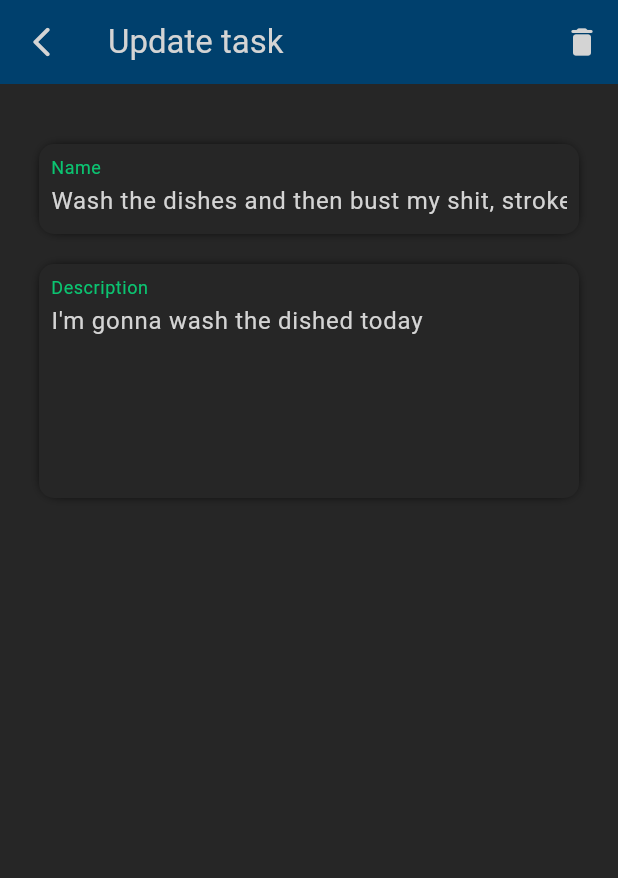
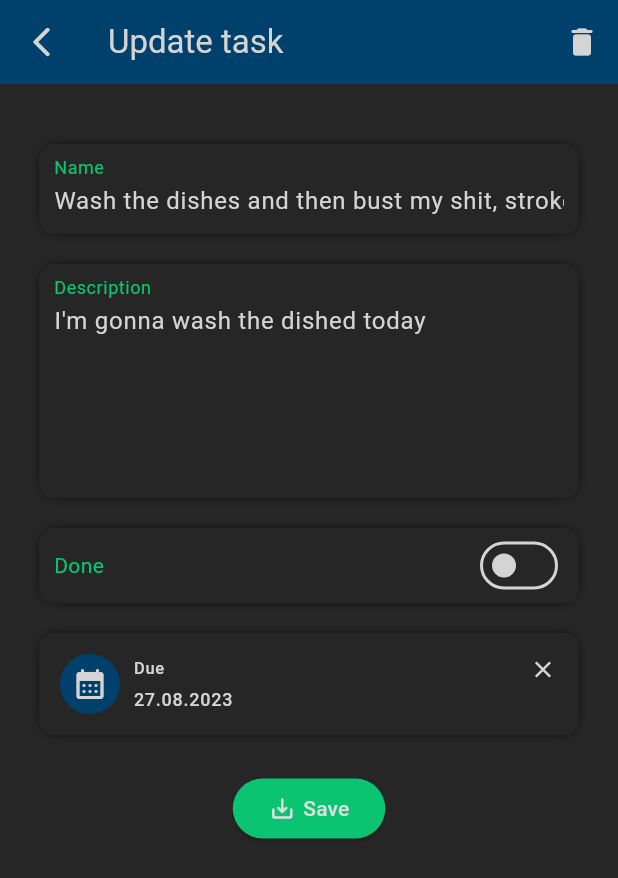
Before and after one commit to michalmusil/flutter_todo, a Flutter app: the TaskDetail screen opened directly with sample values from the repository, after a tap on "Edit", on a phone screen of 412 x 824 dp. Shown: the top 878 px of the screen. Run offline on Flutter 3.47's test engine with Material 2 defaults, Android fonts, the phone set to English and light mode, and no system bars; our stand-ins replace cloud_firestore, firebase_auth, firebase_core; accounts and stored records are empty.

Commit message:
Creating and updating tasks fully implemented in task_create_update screen

```diff
--- a/lib/components/decorative/item_detail.dart
+++ b/lib/components/decorative/item_detail.dart
@@ -31,12 +31,12 @@ class ItemDetail extends StatelessWidget {
                     child: Icon(
                       icon,
                       size: 23,
-                      color: Theme.of(context).colorScheme.primary,
+                      color: Theme.of(context).colorScheme.onBackground,
                     ),
                   ),
                 ),
               const SizedBox(
-                width: 13,
+                width: 5,
               ),
               Column(
                 crossAxisAlignment: CrossAxisAlignment.start,
--- /dev/null
+++ b/lib/components/forms/custom_date_picker.dart
@@ -0,0 +1,140 @@
+import 'package:flutter/material.dart';
+import 'package:todo_list/utils/datetime_utils.dart';
+
+class CustomDatePicker extends StatefulWidget {
+  final String label;
+  final DateTime? initialDate;
+  final void Function(DateTime?) onDatePicked;
+
+  const CustomDatePicker({
+    super.key,
+    required this.label,
+    this.initialDate,
+    required this.onDatePicked,
+  });
+
+  @override
+  State<CustomDatePicker> createState() => _CustomDatePickerState();
+}
+
+class _CustomDatePickerState extends State<CustomDatePicker> {
+  DateTime? _selectedDate;
+
+  @override
+  void initState() {
+    if (widget.initialDate != null) {
+      setState(() {
+        _selectedDate = widget.initialDate;
+      });
+    }
+    super.initState();
+  }
+
+  Future _pickDate(BuildContext context) async {
+    DateTime? picked = await showDatePicker(
+      context: context,
+      initialDate: widget.initialDate ?? DateTime.now(),
+      firstDate: DateTime(1990),
+      lastDate: DateTime(2200),
+    );
+    if (picked != null) {
+      widget.onDatePicked(picked);
+      setState(() {
+        _selectedDate = picked;
+      });
+    }
+  }
+
+  _removeDate() {
+    widget.onDatePicked(null);
+    setState(() {
+      _selectedDate = null;
+    });
+  }
+
+  @override
+  Widget build(BuildContext context) {
+    return Container(
+      alignment: Alignment.center,
+      margin: const EdgeInsets.symmetric(vertical: 10),
+      padding: EdgeInsets.zero,
+      decoration: BoxDecoration(
+        boxShadow: [
+          BoxShadow(
+            color: Theme.of(context).colorScheme.shadow,
+            blurRadius: 5,
+            spreadRadius: -2,
+          ),
+        ],
+        borderRadius: BorderRadius.circular(10),
+        color: Theme.of(context).colorScheme.surface,
+      ),
+      child: Stack(
+        alignment: AlignmentDirectional.topEnd,
+        children: [
+          Padding(
+            padding: const EdgeInsets.all(10.0),
+            child: Row(
+              children: [
+                IconButton(
+                  onPressed: () {
+                    _pickDate(context);
+                  },
+                  padding: EdgeInsets.zero,
+                  icon: Container(
+                    decoration: BoxDecoration(
+                      color: Theme.of(context).colorScheme.primary,
+                      borderRadius: BorderRadius.circular(100),
+                    ),
+                    child: Padding(
+                      padding: const EdgeInsets.all(8),
+                      child: Icon(
+                        Icons.calendar_month_rounded,
+                        color: Theme.of(context).colorScheme.onPrimary,
+                      ),
+                    ),
+                  ),
+                ),
+                const SizedBox(
+                  width: 5,
+                ),
+                Column(
+                  crossAxisAlignment: CrossAxisAlignment.start,
+                  children: [
+                    Text(
+                      widget.label,
+                      style: Theme.of(context).textTheme.labelSmall,
+                    ),
+                    const SizedBox(
+                      height: 5,
+                    ),
+                    if (_selectedDate != null)
+                      Text(
+                        DateTimeUtils.getDateString(_selectedDate!),
+                        style: Theme.of(context).textTheme.labelMedium,
+                      )
+                    else
+                      Text(
+                        "No date selected",
+                        style: Theme.of(context).textTheme.labelMedium,
+                      )
+                  ],
+                )
+              ],
+            ),
+          ),
+          if (_selectedDate != null)
+            IconButton(
+                onPressed: () {
+                  _removeDate();
+                },
+                icon: Icon(
+                  Icons.close,
+                  color: Theme.of(context).colorScheme.onSurface,
+                  size: 18,
+                ))
+        ],
+      ),
+    );
+  }
+}
--- /dev/null
+++ b/lib/components/forms/custom_switch.dart
@@ -0,0 +1,63 @@
+import 'package:flutter/material.dart';
+
+class CustomSwitch extends StatefulWidget {
+  bool value;
+  final String label;
+  final void Function(bool) onCheckChanged;
+
+  CustomSwitch({
+    super.key,
+    required this.value,
+    required this.onCheckChanged,
+    required this.label,
+  });
+
+  @override
+  State<CustomSwitch> createState() => _CustomSwitchState();
+}
+
+class _CustomSwitchState extends State<CustomSwitch> {
+  @override
+  Widget build(BuildContext context) {
+    return Container(
+      margin: const EdgeInsets.symmetric(
+        vertical: 10,
+      ),
+      decoration: BoxDecoration(
+        boxShadow: [
+          BoxShadow(
+            color: Theme.of(context).colorScheme.shadow,
+            blurRadius: 5,
+            spreadRadius: -2,
+          ),
+        ],
+        color: Theme.of(context).colorScheme.surface,
+        borderRadius: BorderRadius.circular(10),
+      ),
+      child: Padding(
+        padding: const EdgeInsets.symmetric(
+          vertical: 1,
+          horizontal: 10,
+        ),
+        child: Row(
+          children: [
+            Expanded(
+              child: Text(
+                widget.label,
+                style: TextStyle(
+                  color: Theme.of(context).colorScheme.secondary,
+                ),
+                maxLines: 1,
+                overflow: TextOverflow.ellipsis,
+              ),
+            ),
+            Switch(
+              value: widget.value,
+              onChanged: widget.onCheckChanged,
+            )
+          ],
+        ),
+      ),
+    );
+  }
+}
--- a/lib/components/forms/custom_text_input.dart
+++ b/lib/components/forms/custom_text_input.dart
@@ -98,10 +98,11 @@ class _CustomTextInputState extends State<CustomTextInput> {
               ? null
               : Border.all(
                   color: Theme.of(context).colorScheme.error,
-                  )),
+                ),
+        ),
         child: Padding(
           padding: const EdgeInsets.symmetric(
-            horizontal: 8,
+            horizontal: 10,
             vertical: 2,
           ),
           child: TextField(
--- a/lib/screens/registration.dart
+++ b/lib/screens/registration.dart
@@ -1,4 +1,3 @@
-import 'package:firebase_auth/firebase_auth.dart';
 import 'package:flutter/material.dart';
 import 'package:todo_list/services/auth/auth_service_impl.dart';
 import 'package:todo_list/services/auth/iauth_service.dart';
--- a/lib/screens/task_create_update.dart
+++ b/lib/screens/task_create_update.dart
@@ -1,4 +1,6 @@
 import 'package:flutter/material.dart';
+import 'package:todo_list/components/forms/custom_date_picker.dart';
+import 'package:todo_list/components/forms/custom_switch.dart';
 import 'package:todo_list/components/forms/custom_text_input.dart';
 import 'package:todo_list/model/repositories/itasks_repository.dart';
 import 'package:todo_list/model/repositories/tasks_repository_impl.dart';
@@ -23,7 +25,6 @@ class _TaskCreateUpdateState extends State<TaskCreateUpdate> {
   final TextEditingController _name = TextEditingController();
   final TextEditingController _description = TextEditingController();
   bool _done = false;
-  DateTime _created = DateTime.now();
   DateTime? _due;
 
   String? _nameError;
@@ -34,7 +35,7 @@ class _TaskCreateUpdateState extends State<TaskCreateUpdate> {
     _existingTask = widget.task;
     _isUpdating = _existingTask != null;
 
-    initExistingTask();
+    _initExistingTask();
     super.initState();
   }
 
@@ -45,13 +46,45 @@ class _TaskCreateUpdateState extends State<TaskCreateUpdate> {
     super.dispose();
   }
 
-  initExistingTask() {
+  _initExistingTask() {
     if (_existingTask != null) {
       _name.text = _existingTask!.name;
       _description.text = _existingTask!.description ?? '';
       _done = _existingTask!.done;
-      _created = _existingTask!.created;
       _due = _existingTask!.due;
+    }
+  }
+
+  _handleSave(BuildContext context) async {
+    if (_name.text.isEmpty) {
+      setState(() {
+        _nameError = "Name can't be left empty";
+      });
+      return;
+    }
+    if (_isUpdating && _existingTask != null) {
+      _existingTask!.name = _name.text;
+      _existingTask!.description = _description.text;
+      _existingTask!.done = _done;
+      _existingTask!.due = _due;
+
+      var updated = await _tasksRepository.updateTask(_existingTask!);
+      if (updated) {
+        NavRouter.instance.toTasks(context);
+      }
+    } else {
+      var newTask = TaskModel(
+        uuid: 'undefined',
+        name: _name.text,
+        description: _description.text,
+        done: _done,
+        created: DateTime.now(),
+        due: _due,
+      );
+      var created = await _tasksRepository.addTask(newTask);
+      if (created) {
+        NavRouter.instance.toTasks(context);
+      }
     }
   }
 
@@ -61,11 +94,9 @@ class _TaskCreateUpdateState extends State<TaskCreateUpdate> {
       appBar: AppBar(
         backgroundColor: Theme.of(context).colorScheme.primary,
         foregroundColor: Theme.of(context).colorScheme.onPrimary,
-        title: Expanded(
-          child: Text(
-            (_isUpdating == true ? "Update task" : "Add task"),
-            overflow: TextOverflow.ellipsis,
-          ),
+        title: Text(
+          (_isUpdating == true ? "Update task" : "Add task"),
+          overflow: TextOverflow.ellipsis,
         ),
         leading: IconButton(
           icon: const Icon(Icons.arrow_back_ios_rounded),
@@ -107,6 +138,52 @@ class _TaskCreateUpdateState extends State<TaskCreateUpdate> {
                 keyboardType: TextInputType.multiline,
                 maxLines: 5,
               ),
+              CustomSwitch(
+                value: _done,
+                onCheckChanged: (value) {
+                  setState(() {
+                    _done = value;
+                  });
+                },
+                label: "Done",
+              ),
+              CustomDatePicker(
+                label: "Due",
+                initialDate: _due,
+                onDatePicked: (newDate) {
+                  setState(() {
+                    _due = newDate;
+                  });
+                },
+              ),
+              const SizedBox(
+                height: 15,
+              ),
+              Center(
+                child: ElevatedButton(
+                  style: ElevatedButton.styleFrom(
+                    backgroundColor: Theme.of(context).colorScheme.secondary,
+                    foregroundColor: Theme.of(context).colorScheme.onSecondary,
+                  ),
+                  onPressed: () {
+                    _handleSave(context);
+                  },
+                  child: const IntrinsicWidth(
+                    child: Row(
+                      crossAxisAlignment: CrossAxisAlignment.center,
+                      children: [
+                        Icon(
+                          Icons.save_alt_rounded,
+                        ),
+                        SizedBox(
+                          width: 5,
+                        ),
+                        Text("Save")
+                      ],
+                    ),
+                  ),
+                ),
+              )
             ],
           ),
         ),
--- a/lib/screens/tasks.dart
+++ b/lib/screens/tasks.dart
@@ -88,7 +88,12 @@ class _TasksScreenState extends State<TasksScreen> {
         ),
       ),
       floatingActionButton: FloatingActionButton(
-        onPressed: () {},
+        onPressed: () {
+          NavRouter.instance.toTaskCreateOrUpdate(
+            context,
+            task: null,
+          );
+        },
         backgroundColor: Theme.of(context).colorScheme.secondary,
         foregroundColor: Theme.of(context).colorScheme.onSecondary,
         child: const Icon(
```
Also changed, not shown: 3 other files. Lines whose indentation alone changed are shown as unchanged.
